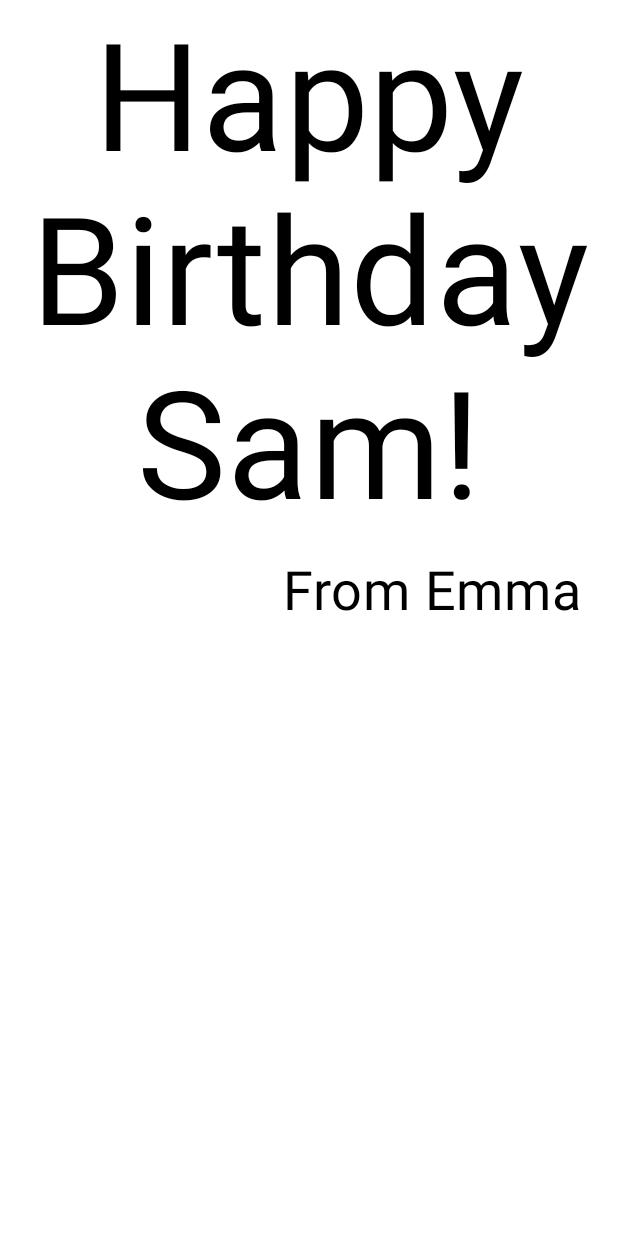
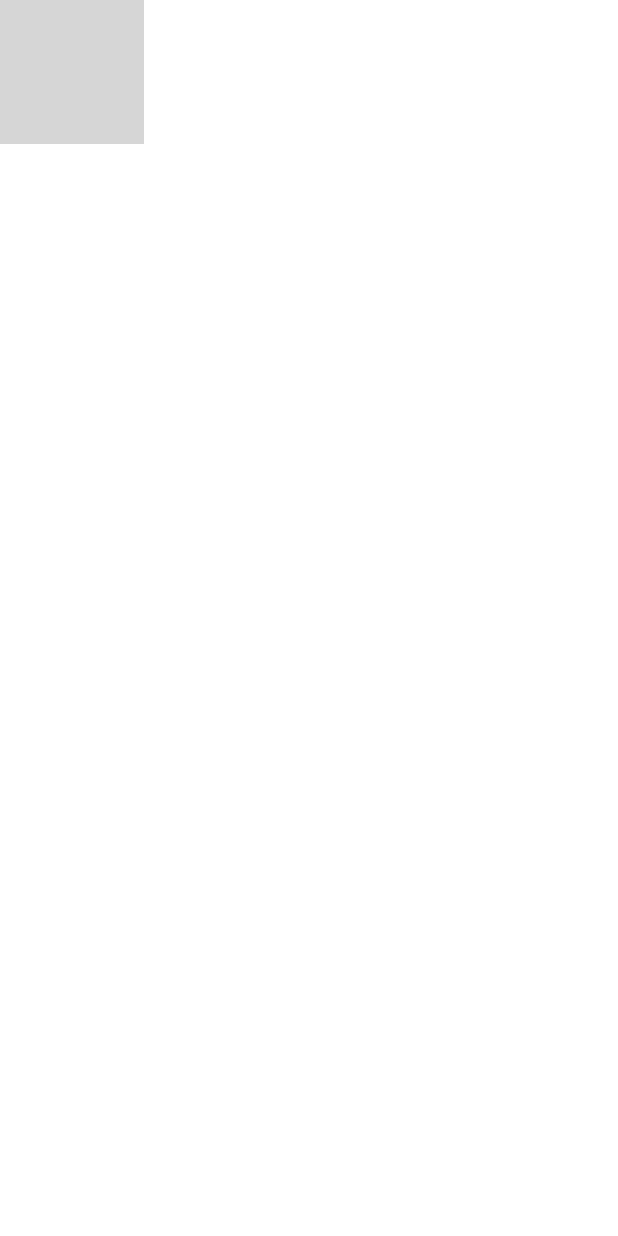
Before and after one commit to mcastre1/AndroidBasics, an Android app built with Jetpack Compose: the @Preview function BirthdayCardPreview, on a phone screen of 412 x 824 dp. Run offline under Robolectric (Android 15) with nearby library versions, the phone set to English and light mode, and no system bars; grey boxes are pictures that could not be loaded.

Commit message:
Added Image

```diff
--- a/HappyBirthday/app/src/main/java/com/example/happybirthday/MainActivity.kt
+++ b/HappyBirthday/app/src/main/java/com/example/happybirthday/MainActivity.kt
@@ -3,9 +3,9 @@ package com.example.happybirthday
 import android.os.Bundle
 import androidx.activity.ComponentActivity
 import androidx.activity.compose.setContent
+import androidx.compose.foundation.Image
 import androidx.compose.foundation.layout.Arrangement
 import androidx.compose.foundation.layout.Column
-import androidx.compose.foundation.layout.Row
 import androidx.compose.foundation.layout.fillMaxSize
 import androidx.compose.foundation.layout.padding
 import androidx.compose.material3.MaterialTheme
@@ -14,6 +14,7 @@ import androidx.compose.material3.Text
 import androidx.compose.runtime.Composable
 import androidx.compose.ui.Alignment
 import androidx.compose.ui.Modifier
+import androidx.compose.ui.res.painterResource
 import androidx.compose.ui.text.style.TextAlign
 import androidx.compose.ui.tooling.preview.Preview
 import androidx.compose.ui.unit.dp
@@ -49,16 +50,26 @@ fun GreetingText(message: String, from: String, modifier: Modifier = Modifier){
         Text(
             text = from,
             fontSize = 36.sp,
-            modifier = Modifier.padding(16.dp)
+            modifier = Modifier
+                .padding(16.dp)
                 .align(alignment = Alignment.End)
         )
     }
+}
+
+@Composable
+fun GreetingImage(message: String, from:String, modifier: Modifier = Modifier){
+    val image = painterResource(id = R.drawable.androidparty)
+    Image(
+        painter = image,
+        contentDescription = null
+    )
 }
 
 @Preview(showBackground = true)
 @Composable
 fun BirthdayCardPreview() {
     HappyBirthdayTheme {
-        GreetingText(message = "Happy Birthday Sam!", from ="From Emma")
+        GreetingImage(message = "Happy Birthday Sam!", from ="From Emma")
     }
 }
```
Also changed, not shown: 1 other file.
